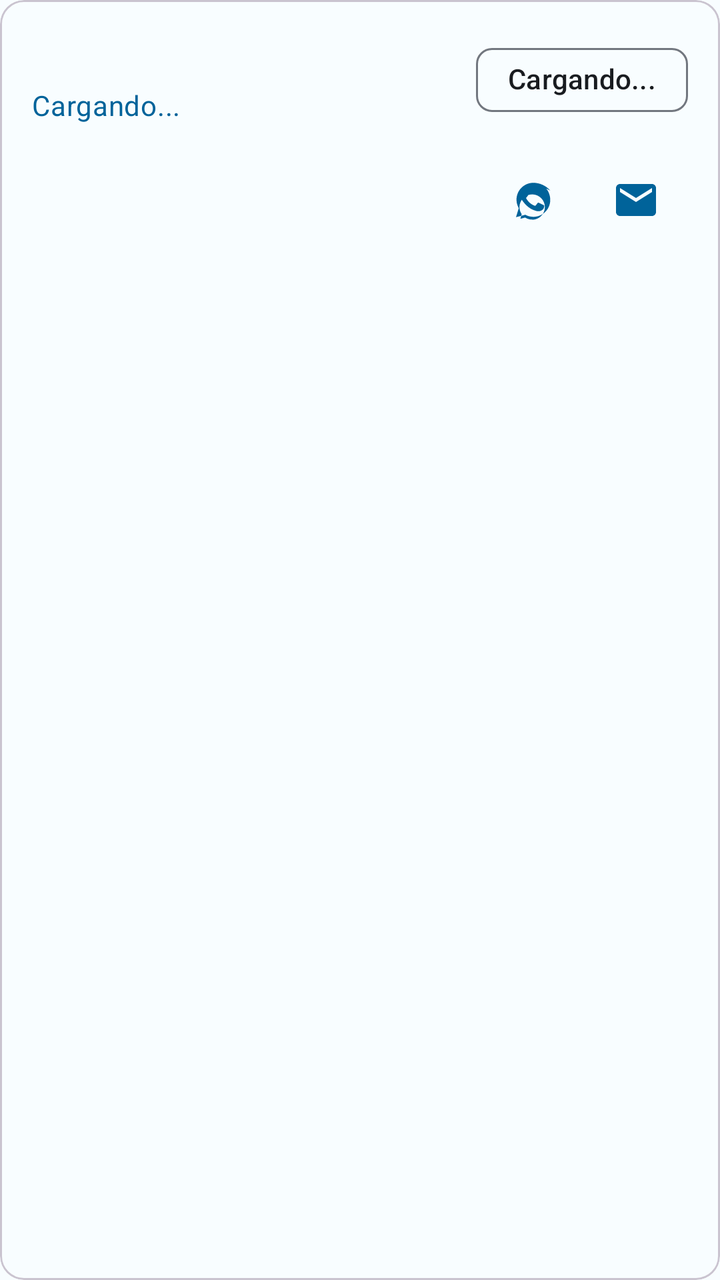
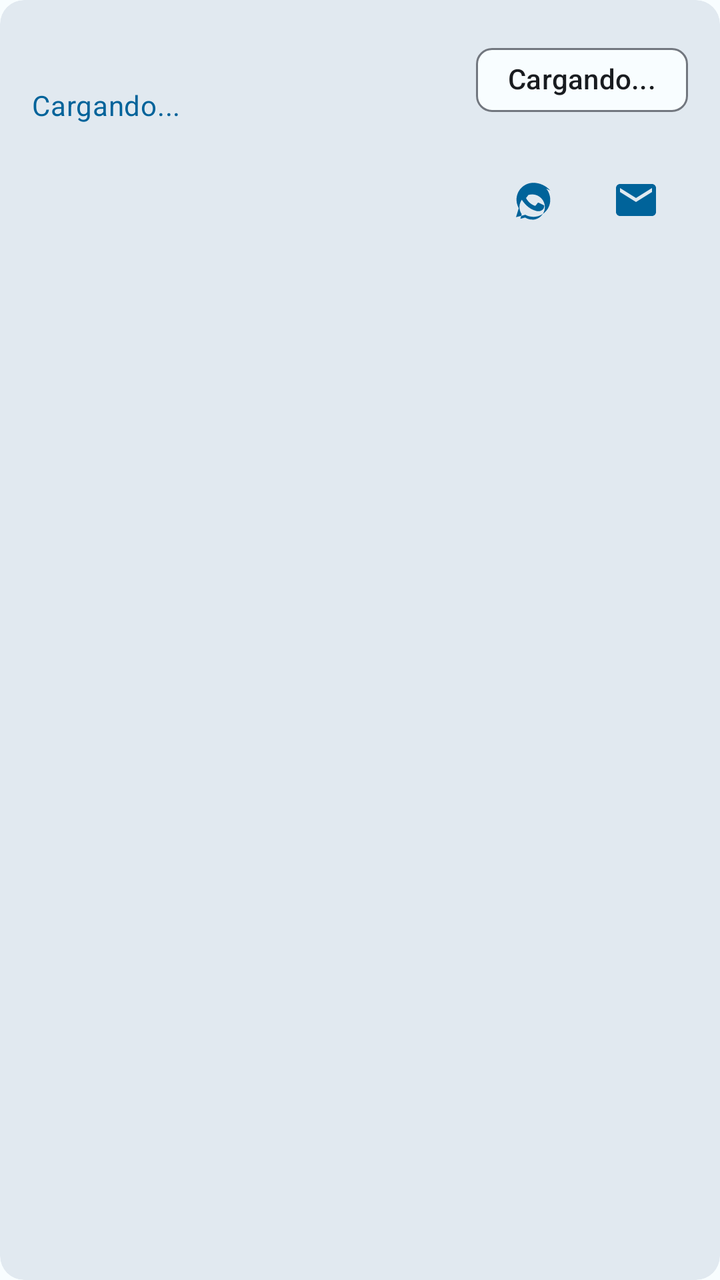

The first picture is an Android layout as it rendered before a commit; the second is the same layout after the commit. The layout source and the unified diff follow.
<!-- AndroidManifest.xml: application theme Theme.DonationSystem -->
<!-- res/layout/item_appointment.xml -->
<?xml version="1.0" encoding="utf-8"?>
<com.google.android.material.card.MaterialCardView xmlns:android="http://schemas.android.com/apk/res/android"
    xmlns:app="http://schemas.android.com/apk/res-auto"
    android:layout_width="match_parent"
    android:layout_height="wrap_content"
    android:layout_marginStart="16dp"
    android:layout_marginEnd="16dp"
    android:layout_marginBottom="8dp"
    app:cardCornerRadius="12dp">

    <androidx.constraintlayout.widget.ConstraintLayout
        android:layout_width="match_parent"
        android:layout_height="wrap_content"
        android:padding="16dp">

        <com.google.android.material.chip.Chip
            android:id="@+id/chipAppointmentTime"
            android:layout_width="wrap_content"
            android:layout_height="wrap_content"
            android:text="@string/loading"
            app:layout_constraintEnd_toEndOf="parent"
            app:layout_constraintTop_toTopOf="parent" />

        <TextView
            android:id="@+id/textViewAppointmentDonor"
            android:layout_width="0dp"
            android:layout_height="wrap_content"
            android:textAppearance="?attr/textAppearanceTitleSmall"
            android:textColor="@color/on_surface"
            app:layout_constraintEnd_toStartOf="@+id/chipAppointmentTime"
            app:layout_constraintStart_toStartOf="parent"
            app:layout_constraintTop_toTopOf="parent" />

        <TextView
            android:id="@+id/textViewAppointmentProcedure"
            android:layout_width="wrap_content"
            android:layout_height="wrap_content"
            android:layout_marginTop="8dp"
            android:text="@string/loading"
            android:textAppearance="?attr/textAppearanceBodyMedium"
            android:textColor="@color/medical_blue"
            app:layout_constraintStart_toStartOf="parent"
            app:layout_constraintTop_toBottomOf="@+id/textViewAppointmentDonor" />

        <LinearLayout
            android:id="@+id/layoutReminderActions"
            android:layout_width="wrap_content"
            android:layout_height="wrap_content"
            android:layout_marginTop="12dp"
            android:gravity="center_vertical"
            android:orientation="horizontal"
            app:layout_constraintBottom_toBottomOf="parent"
            app:layout_constraintEnd_toEndOf="parent"
            app:layout_constraintTop_toBottomOf="@+id/textViewAppointmentProcedure">

            <com.google.android.material.button.MaterialButton
                android:id="@+id/buttonSendWhatsApp"
                style="@style/Widget.Material3.Button.IconButton"
                android:layout_width="wrap_content"
                android:layout_height="wrap_content"
                android:contentDescription="@string/cd_send_whatsapp"
                app:icon="@drawable/ic_whatsapp"
                app:iconSize="24dp" />

            <com.google.android.material.button.MaterialButton
                android:id="@+id/buttonSendEmail"
                style="@style/Widget.Material3.Button.IconButton"
                android:layout_width="wrap_content"
                android:layout_height="wrap_content"
                android:contentDescription="@string/cd_send_email"
                app:icon="@drawable/ic_mail"
                app:iconSize="24dp" />

            <ImageView
                android:id="@+id/imageViewReminderWhatsAppChecked"
                android:layout_width="40dp"
                android:layout_height="40dp"
                android:contentDescription="@string/msg_reminder_sent"
                android:src="@drawable/ic_check"
                android:tint="@color/aptitude_green"
                android:visibility="gone" />

            <ImageView
                android:id="@+id/imageViewReminderEmailChecked"
                android:layout_width="40dp"
                android:layout_height="40dp"
                android:contentDescription="@string/msg_reminder_sent"
                android:src="@drawable/ic_check"
                android:tint="@color/aptitude_green"
                android:visibility="gone" />
        </LinearLayout>
    </androidx.constraintlayout.widget.ConstraintLayout>
</com.google.android.material.card.MaterialCardView>
<!-- resources referenced by this layout -->
<resources>
  <color name="aptitude_green">#FF2E7D32</color>
  <color name="medical_blue">#FF00639A</color>
  <color name="on_surface">#FF191C20</color>
  <!-- drawable ic_check (drawable) -->
  <vector xmlns:android="http://schemas.android.com/apk/res/android"
      android:width="24dp"
      android:height="24dp"
      android:viewportWidth="24"
      android:viewportHeight="24"
      android:tint="?attr/colorControlNormal">
      <path
          android:fillColor="@android:color/white"
          android:pathData="M9,16.17L4.83,12l-1.42,1.41L9,19 21,7l-1.41,-1.41z" />
  </vector>
  <!-- drawable ic_mail (drawable) -->
  <vector xmlns:android="http://schemas.android.com/apk/res/android"
      android:width="24dp"
      android:height="24dp"
      android:viewportWidth="24"
      android:viewportHeight="24"
      android:tint="?attr/colorControlNormal">
      <path
          android:fillColor="@android:color/white"
          android:pathData="M20,4H4c-1.1,0 -1.99,0.9 -1.99,2L2,18c0,1.1 0.9,2 2,2h16c1.1,0 2,-0.9 2,-2V6c0,-1.1 -0.9,-2 -2,-2zM20,8l-8,5 -8,-5V6l8,5 8,-5v2z" />
  </vector>
  <string name="cd_send_email">Enviar recordatorio por email</string>
  <string name="cd_send_whatsapp">Enviar recordatorio por WhatsApp</string>
  <string name="loading">Cargando...</string>
  <string name="msg_reminder_sent">Recordatorio enviado</string>
  <style name="Theme.DonationSystem" parent="Base.Theme.DonationSystem" />
  <style name="Base.Theme.DonationSystem" parent="Theme.Material3.DayNight.NoActionBar">
          <item name="colorPrimary">@color/medical_blue</item>
          <item name="colorOnPrimary">@color/on_primary</item>
          <item name="colorPrimaryContainer">@color/medical_blue_light</item>
          <item name="colorOnPrimaryContainer">@color/clinical_dark_blue</item>
  
          <item name="colorSecondary">@color/clinical_dark_blue</item>
          <item name="colorOnSecondary">@color/on_secondary</item>
  
          <item name="colorSurface">@color/surface_light</item>
          <item name="colorOnSurface">@color/on_surface</item>
          <item name="colorSurfaceVariant">@color/surface_variant</item>
          <item name="colorOnSurfaceVariant">@color/on_surface_variant</item>
  
          <item name="android:colorBackground">@color/surface_light</item>
          <item name="colorOutline">@color/outline</item>
      </style>
  <color name="on_primary">#FFFFFFFF</color>
  <color name="medical_blue_light">#FFD1E4FF</color>
  <color name="clinical_dark_blue">#FF001D33</color>
  <color name="on_secondary">#FFFFFFFF</color>
  <color name="surface_light">#FFF8FDFF</color>
  <color name="surface_variant">#FFDEE3EB</color>
  <color name="on_surface_variant">#FF42474E</color>
  <color name="outline">#FF72777F</color>
  <!-- unchanged entries left out for length: 1 -->
</resources>

<!-- the commit's change to res/layout/item_appointment.xml (unified diff, before → after) -->
@@ -1,12 +1,12 @@
 <?xml version="1.0" encoding="utf-8"?>
 <com.google.android.material.card.MaterialCardView xmlns:android="http://schemas.android.com/apk/res/android"
     xmlns:app="http://schemas.android.com/apk/res-auto"
+    style="@style/Widget.App.Card"
     android:layout_width="match_parent"
     android:layout_height="wrap_content"
-    android:layout_marginStart="16dp"
-    android:layout_marginEnd="16dp"
-    android:layout_marginBottom="8dp"
-    app:cardCornerRadius="12dp">
+    android:layout_marginStart="@dimen/card_margin_h"
+    android:layout_marginEnd="@dimen/card_margin_h"
+    android:layout_marginBottom="@dimen/card_margin_v">
 
     <androidx.constraintlayout.widget.ConstraintLayout
         android:layout_width="match_parent"
@@ -17,6 +17,8 @@
             android:id="@+id/chipAppointmentTime"
             android:layout_width="wrap_content"
             android:layout_height="wrap_content"
+            android:clickable="false"
+            android:focusable="false"
             android:text="@string/loading"
             app:layout_constraintEnd_toEndOf="parent"
             app:layout_constraintTop_toTopOf="parent" />
<!-- resource entries referenced after the edit -->
@@ -3,6 +3,8 @@
   <color name="aptitude_green">#FF2E7D32</color>
   <color name="medical_blue">#FF00639A</color>
   <color name="on_surface">#FF191C20</color>
+  <dimen name="card_margin_h">16dp</dimen>
+  <dimen name="card_margin_v">8dp</dimen>
   <!-- drawable ic_check (drawable) -->
   <vector xmlns:android="http://schemas.android.com/apk/res/android"
       android:width="24dp"
@@ -29,7 +31,11 @@
   <string name="cd_send_whatsapp">Enviar recordatorio por WhatsApp</string>
   <string name="loading">Cargando...</string>
   <string name="msg_reminder_sent">Recordatorio enviado</string>
+  <style name="Widget.App.Card" parent="Widget.Material3.CardView.Filled">
+          <item name="cardCornerRadius">@dimen/card_corner_radius</item>
+      </style>
   <style name="Theme.DonationSystem" parent="Base.Theme.DonationSystem" />
+  <dimen name="card_corner_radius">12dp</dimen>
   <style name="Base.Theme.DonationSystem" parent="Theme.Material3.DayNight.NoActionBar">
           <item name="colorPrimary">@color/medical_blue</item>
           <item name="colorOnPrimary">@color/on_primary</item>
@@ -46,6 +52,12 @@
   
           <item name="android:colorBackground">@color/surface_light</item>
           <item name="colorOutline">@color/outline</item>
+  
+          <item name="colorSurfaceContainerLowest">@color/surface_container_lowest</item>
+          <item name="colorSurfaceContainerLow">@color/surface_container_low</item>
+          <item name="colorSurfaceContainer">@color/surface_container</item>
+          <item name="colorSurfaceContainerHigh">@color/surface_container_high</item>
+          <item name="colorSurfaceContainerHighest">@color/surface_container_highest</item>
       </style>
   <color name="on_primary">#FFFFFFFF</color>
   <color name="medical_blue_light">#FFD1E4FF</color>
@@ -55,6 +67,11 @@
   <color name="surface_variant">#FFDEE3EB</color>
   <color name="on_surface_variant">#FF42474E</color>
   <color name="outline">#FF72777F</color>
+  <color name="surface_container_lowest">#FFFFFFFF</color>
+  <color name="surface_container_low">#FFF3F8FB</color>
+  <color name="surface_container">#FFEDF3F8</color>
+  <color name="surface_container_high">#FFE7EDF3</color>
+  <color name="surface_container_highest">#FFE1E9F0</color>
   <!-- unchanged entries left out for length: 1 -->
 </resources>
 
